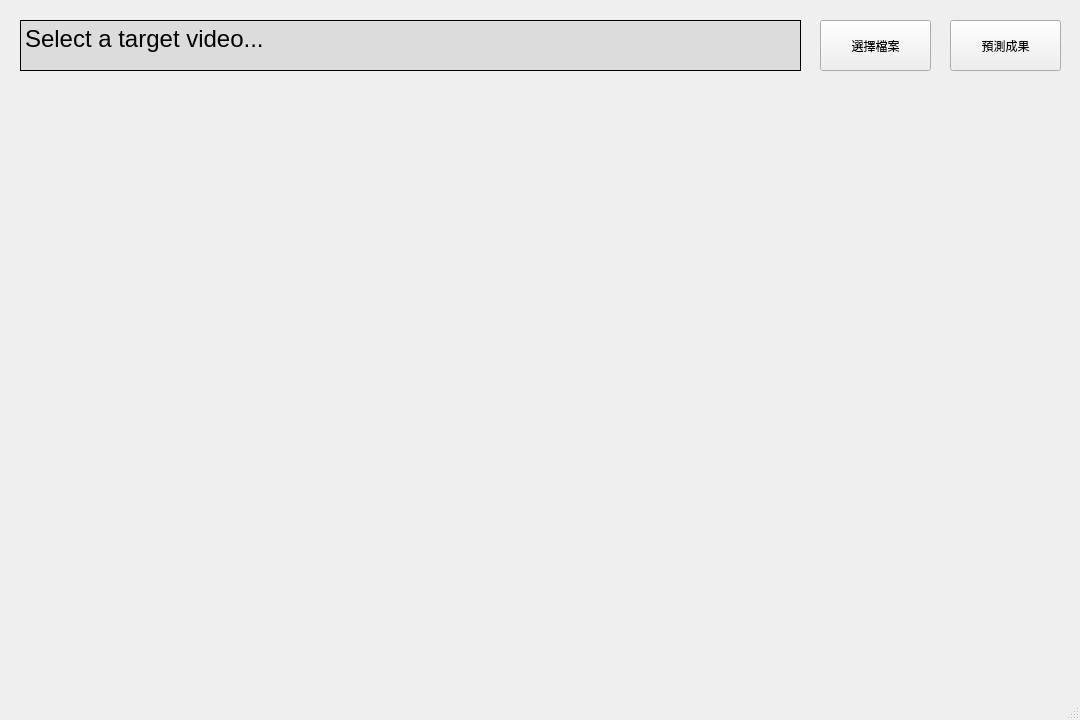
The window that src/UI/UI.ui (happy91512/EE_Graduation_Project) describes before a commit, drawn with Qt 5.
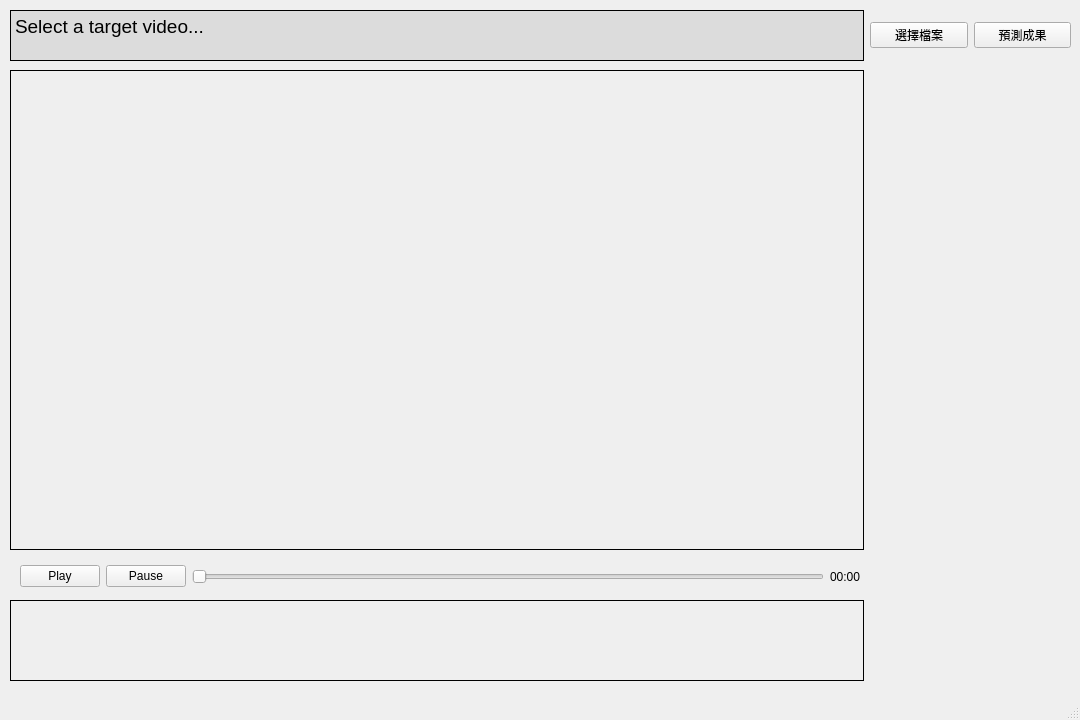
The same window after the commit. Icons and pictures are not drawn.

Commit message: [mod]Update the video slider.

Diff of the .ui file:
```diff
--- a/src/UI/UI.ui
+++ b/src/UI/UI.ui
@@ -23,64 +23,19 @@
    <enum>QTabWidget::Rounded</enum>
   </property>
   <widget class="QWidget" name="centralwidget">
-   <widget class="QPushButton" name="show_csv">
-    <property name="geometry">
-     <rect>
-      <x>950</x>
-      <y>20</y>
-      <width>111</width>
-      <height>51</height>
-     </rect>
-    </property>
-    <property name="text">
-     <string>預測成果</string>
-    </property>
-    <property name="icon">
-     <iconset>
-      <normaloff>docs.png</normaloff>docs.png</iconset>
-    </property>
-    <property name="iconSize">
-     <size>
-      <width>32</width>
-      <height>32</height>
-     </size>
-    </property>
-   </widget>
-   <widget class="QPushButton" name="select_file">
-    <property name="geometry">
-     <rect>
-      <x>820</x>
-      <y>20</y>
-      <width>111</width>
-      <height>51</height>
-     </rect>
-    </property>
-    <property name="text">
-     <string>選擇檔案</string>
-    </property>
-    <property name="icon">
-     <iconset>
-      <normaloff>folder.png</normaloff>folder.png</iconset>
-    </property>
-    <property name="iconSize">
-     <size>
-      <width>32</width>
-      <height>32</height>
-     </size>
-    </property>
-   </widget>
    <widget class="QTextBrowser" name="show_path">
     <property name="geometry">
      <rect>
-      <x>20</x>
-      <y>20</y>
-      <width>781</width>
+      <x>10</x>
+      <y>10</y>
+      <width>854</width>
       <height>51</height>
      </rect>
     </property>
     <property name="font">
      <font>
-      <pointsize>18</pointsize>
+      <family>.AppleSystemUIFont</family>
+      <pointsize>14</pointsize>
      </font>
     </property>
     <property name="autoFillBackground">
@@ -105,10 +60,134 @@
 hr { height: 1px; border-width: 0; }
 li.unchecked::marker { content: &quot;\2610&quot;; }
 li.checked::marker { content: &quot;\2612&quot;; }
-&lt;/style&gt;&lt;/head&gt;&lt;body style=&quot; font-family:'.AppleSystemUIFont'; font-size:18pt; font-weight:400; font-style:normal;&quot;&gt;
+&lt;/style&gt;&lt;/head&gt;&lt;body style=&quot; font-family:'.AppleSystemUIFont'; font-size:14pt; font-weight:400; font-style:normal;&quot;&gt;
 &lt;p style=&quot; margin-top:0px; margin-bottom:0px; margin-left:0px; margin-right:0px; -qt-block-indent:0; text-indent:0px;&quot;&gt;Select a target video...&lt;/p&gt;&lt;/body&gt;&lt;/html&gt;</string>
     </property>
    </widget>
+   <widget class="QLabel" name="show_video">
+    <property name="geometry">
+     <rect>
+      <x>10</x>
+      <y>70</y>
+      <width>854</width>
+      <height>480</height>
+     </rect>
+    </property>
+    <property name="frameShape">
+     <enum>QFrame::Box</enum>
+    </property>
+    <property name="text">
+     <string/>
+    </property>
+   </widget>
+   <widget class="QLabel" name="show_analysis">
+    <property name="geometry">
+     <rect>
+      <x>10</x>
+      <y>600</y>
+      <width>854</width>
+      <height>81</height>
+     </rect>
+    </property>
+    <property name="frameShape">
+     <enum>QFrame::Box</enum>
+    </property>
+    <property name="text">
+     <string/>
+    </property>
+   </widget>
+   <widget class="QWidget" name="horizontalLayoutWidget">
+    <property name="geometry">
+     <rect>
+      <x>10</x>
+      <y>556</y>
+      <width>851</width>
+      <height>41</height>
+     </rect>
+    </property>
+    <layout class="QHBoxLayout" name="horizontalLayout">
+     <property name="leftMargin">
+      <number>10</number>
+     </property>
+     <property name="rightMargin">
+      <number>0</number>
+     </property>
+     <item>
+      <widget class="QPushButton" name="play">
+       <property name="text">
+        <string>Play</string>
+       </property>
+      </widget>
+     </item>
+     <item>
+      <widget class="QPushButton" name="pause">
+       <property name="text">
+        <string>Pause</string>
+       </property>
+      </widget>
+     </item>
+     <item>
+      <widget class="QSlider" name="slider">
+       <property name="orientation">
+        <enum>Qt::Horizontal</enum>
+       </property>
+      </widget>
+     </item>
+     <item>
+      <widget class="QLabel" name="video_time">
+       <property name="text">
+        <string>00:00</string>
+       </property>
+      </widget>
+     </item>
+    </layout>
+   </widget>
+   <widget class="QWidget" name="horizontalLayoutWidget_2">
+    <property name="geometry">
+     <rect>
+      <x>870</x>
+      <y>10</y>
+      <width>201</width>
+      <height>51</height>
+     </rect>
+    </property>
+    <layout class="QHBoxLayout" name="horizontalLayout_2">
+     <item>
+      <widget class="QPushButton" name="select_file">
+       <property name="text">
+        <string>選擇檔案</string>
+       </property>
+       <property name="icon">
+        <iconset>
+         <normaloff>folder.png</normaloff>folder.png</iconset>
+       </property>
+       <property name="iconSize">
+        <size>
+         <width>24</width>
+         <height>32</height>
+        </size>
+       </property>
+      </widget>
+     </item>
+     <item>
+      <widget class="QPushButton" name="show_csv">
+       <property name="text">
+        <string>預測成果</string>
+       </property>
+       <property name="icon">
+        <iconset>
+         <normaloff>docs.png</normaloff>docs.png</iconset>
+       </property>
+       <property name="iconSize">
+        <size>
+         <width>24</width>
+         <height>32</height>
+        </size>
+       </property>
+      </widget>
+     </item>
+    </layout>
+   </widget>
   </widget>
   <widget class="QStatusBar" name="statusbar"/>
  </widget>
```
The commit also changes 4 other files.
